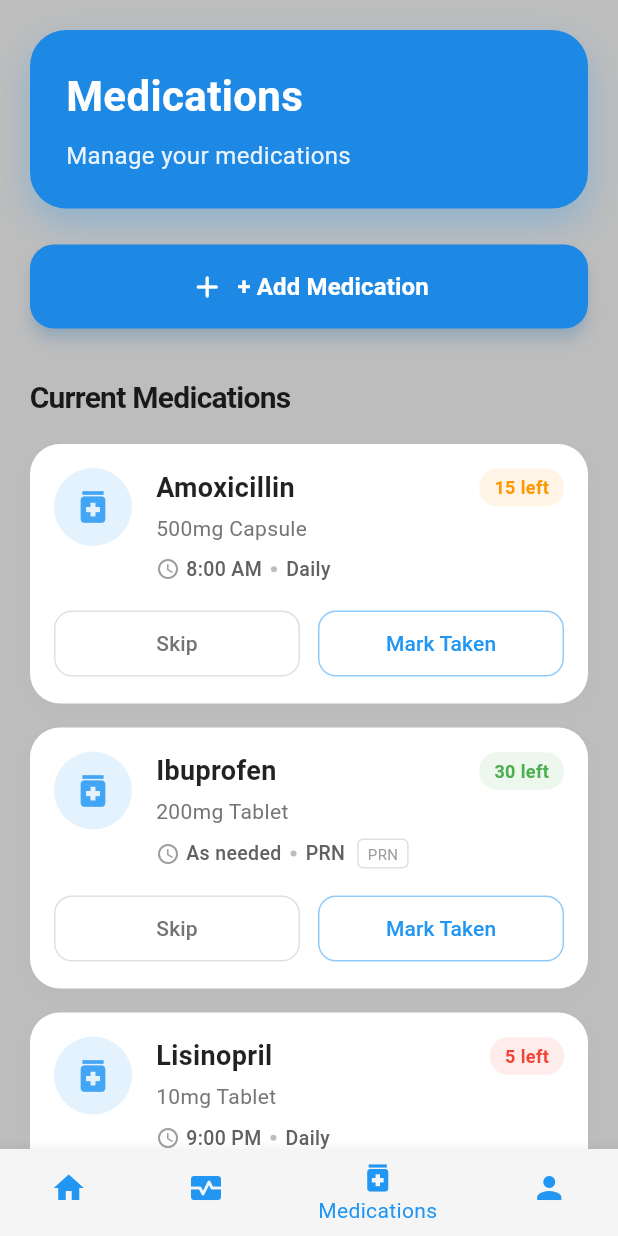
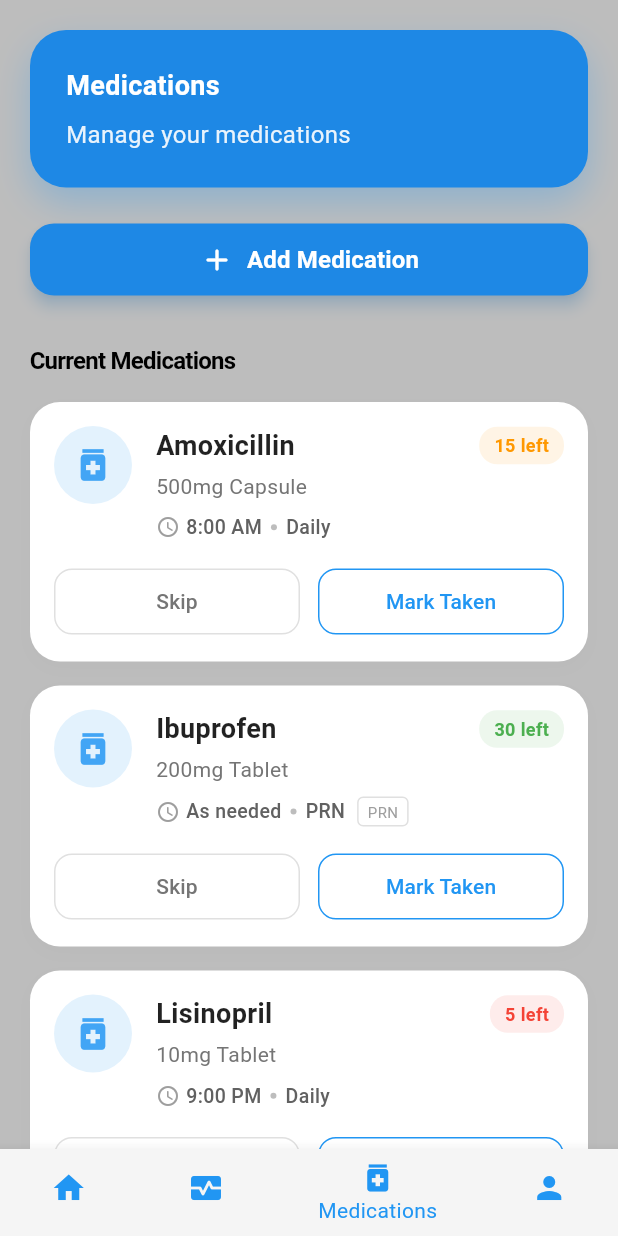
Before and after one commit to JoyObidife/myhealthdiary_app, a Flutter app: the screen it shows after launch, item 3 of the bottom bar chosen, on a phone screen of 412 x 824 dp. Run offline on Flutter 3.47's test engine with Material 3 defaults, Android fonts, the phone set to English and light mode, and no system bars.

Commit message:
add_medication_page

```diff
--- a/lib/main.dart
+++ b/lib/main.dart
@@ -1,6 +1,8 @@
 import 'package:flutter/material.dart';
 import 'package:myhealthdiary_app/navigationbar/bottom_nativagation_page.dart';
 import 'package:myhealthdiary_app/pages/onboarding_page.dart';
+import 'package:myhealthdiary_app/pages/log_symptom_page.dart';
+import 'package:myhealthdiary_app/pages/medications_page.dart';
 
 void main() {
   runApp(const MyApp());
@@ -21,7 +23,13 @@ class MyApp extends StatelessWidget {
       ),
 
       debugShowCheckedModeBanner: false,
-      home: BottomNavigation(),
+      initialRoute: '/',
+      routes: {
+        '/': (context) => const BottomNavigation(),
+        '/log-symptom': (context) => const LogSymptomPage(),
+        '/medications': (context) => const MedicationsPage(),
+      },
+      // home: BottomNavigation(), // Removed in favor of routes
     );
   }
 }
--- a/lib/pages/medications_page.dart
+++ b/lib/pages/medications_page.dart
@@ -39,15 +39,15 @@ class _MedicationsPageState extends State<MedicationsPage> {
                   child: Column(
                     crossAxisAlignment: CrossAxisAlignment.start,
                     children: [
-                      const Text(
+                       Text(
                         'Medications',
                         style: TextStyle(
                           color: Colors.white,
-                          fontSize: 28,
+                          fontSize: 18,
                           fontWeight: FontWeight.bold,
                         ),
                       ),
-                      const SizedBox(height: 8),
+                      SizedBox(height: 8),
                       Text(
                         "Manage your medications",
                         style: TextStyle(
@@ -60,12 +60,12 @@ class _MedicationsPageState extends State<MedicationsPage> {
                   ),
                 ),
 
-                const SizedBox(height: 24),
+                 SizedBox(height: 24),
 
                 // Add Medication Button
                 SizedBox(
                   width: double.infinity,
-                  height: 56,
+                  height: 48,
                   child: ElevatedButton(
                     onPressed: () {
                     Navigator.push(
@@ -83,11 +83,11 @@ class _MedicationsPageState extends State<MedicationsPage> {
                     ),
                     child: Row(
                       mainAxisAlignment: MainAxisAlignment.center,
-                      children: const [
+                      children: [
                         Icon(Icons.add_rounded, color: Colors.white, size: 24),
                         SizedBox(width: 8),
                         Text(
-                          "+ Add Medication",
+                          "Add Medication",
                           style: TextStyle(
                             color: Colors.white,
                             fontSize: 16,
@@ -99,20 +99,20 @@ class _MedicationsPageState extends State<MedicationsPage> {
                   ),
                 ),
 
-                const SizedBox(height: 32),
+               SizedBox(height: 32),
 
                 // Section Title
-                const Text(
+                 Text(
                   "Current Medications",
                   style: TextStyle(
-                    fontSize: 20,
-                    color: Colors.black87,
+                    fontSize: 16,
+                    color: Colors.black,
                     fontWeight: FontWeight.bold,
                     letterSpacing: -0.5,
                   ),
                 ),
 
-                const SizedBox(height: 16),
+                 SizedBox(height: 16),
 
                 // Medication List
                 ListView(
--- a/lib/widget/medication_card.dart
+++ b/lib/widget/medication_card.dart
@@ -160,16 +160,17 @@ class MedicationCard extends StatelessWidget {
                 ),
                 const SizedBox(width: 12),
                 Expanded(
-                  child: ElevatedButton(
+                  child: OutlinedButton(
                     onPressed: onTaken,
-                    style: ElevatedButton.styleFrom(
-                      backgroundColor: Colors.white,
+                    style: OutlinedButton.styleFrom(
+                      // backgroundColor: Colors.white, // OutlinedButton doesn't use backgroundColor by default in the same way
                       foregroundColor: Colors.blue,
-                      elevation: 0,
+                      // elevation: 0, // No elevation for OutlinedButton by default
                       shape: RoundedRectangleBorder(
                         borderRadius: BorderRadius.circular(12),
-                        side: BorderSide(color: Colors.blue.withOpacity(0.5)),
+                        // side: BorderSide(color: Colors.blue), // OutlinedButton handles border via side property
                       ),
+                      side: const BorderSide(color: Colors.blue),
                       padding: const EdgeInsets.symmetric(vertical: 12),
                     ),
                     child: const Text('Mark Taken'),
```
Also changed, not shown: lib/pages/add_medication_page.dart (+18 -18 lines), lib/pages/home_page.dart (+6 -2 lines), lib/pages/log_symptom_page.dart (added, +304 -0 lines).
